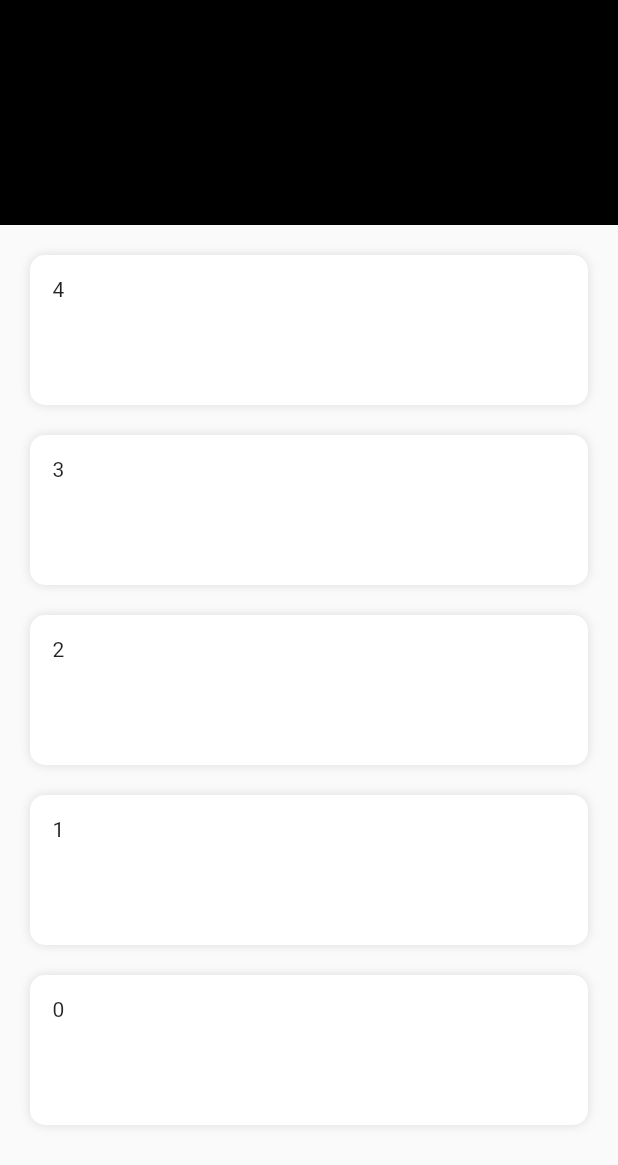
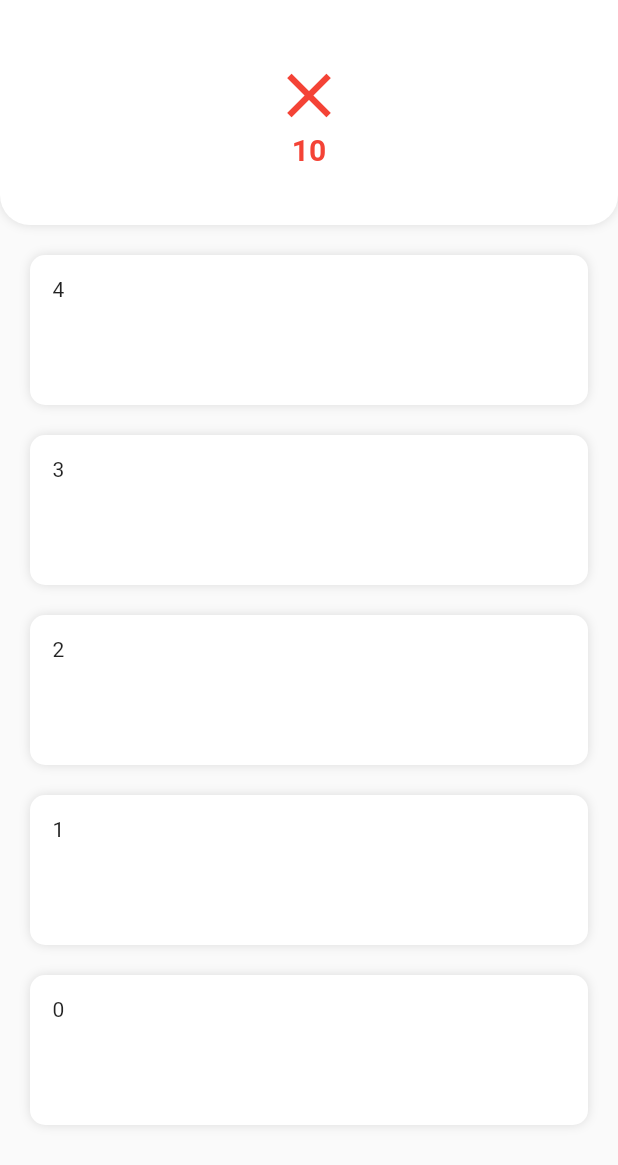
Before and after one commit to CodmingOut/SecretProjectApp, a Flutter app: the screen it shows after launch, on a phone screen of 412 x 824 dp. Shown: the top 1165 px of the screen. Run offline on Flutter 3.47's test engine with Material 2 defaults, Android fonts, the phone set to English and light mode, and no system bars.

```diff
--- a/secretprojectapp/lib/pages/home_page.dart
+++ b/secretprojectapp/lib/pages/home_page.dart
@@ -20,7 +20,7 @@ class _HomePageState extends State<HomePage> {
 
   void _listenStream(Stream<String> stream) {
     stream.listen((data) {
-      _listItems.insert(0, _buildItem(data));
+      _listItems.insert(0, _VirusItemUnit(data: data));
       if(_listKey.currentState == null) return;
       _listKey.currentState.insertItem(0);
     });
@@ -34,8 +34,44 @@ class _HomePageState extends State<HomePage> {
           child: Column(
             children: [
               Container(
-                color: Colors.black,
+                decoration: BoxDecoration(
+                  color: Colors.white,
+                  borderRadius: BorderRadius.only(bottomLeft: Radius.circular(20), bottomRight: Radius.circular(20)),
+                  boxShadow: [
+                    BoxShadow(
+                      blurRadius: 5,
+                      color: Colors.black12
+                    )
+                  ]
+                ),
                 height: 150,
+                child: ClipRRect(
+                  borderRadius: BorderRadius.only(bottomLeft: Radius.circular(20), bottomRight: Radius.circular(20)),
+                  child: Material(
+                    type: MaterialType.transparency,
+                    child: InkWell(
+                      child: Row(
+                        mainAxisAlignment: MainAxisAlignment.spaceEvenly,
+                        children: [
+                          Column(
+                            mainAxisAlignment: MainAxisAlignment.center,
+                            children: [
+                              Icon(Icons.close, color: Colors.red, size: 50),
+                              Text('10',
+                                style: TextStyle(
+                                  fontWeight: FontWeight.bold,
+                                  color: Colors.red,
+                                  fontSize: 20
+                                )
+                              )
+                            ],
+                          )
+                        ],
+                      ),
+                      onTap: () {},
+                    )
+                  ),
+                )
               ),
               Expanded(
                 child: Container(
@@ -64,7 +100,22 @@ class _HomePageState extends State<HomePage> {
     );
   }
 
-  Widget _buildItem(String data) {
+
+}
+
+class _VirusItemUnit extends StatelessWidget {
+  String _data;
+
+  _VirusItemUnit({
+    Key key,
+    @required String data
+  })
+  : assert(data != null),
+    this._data = data,
+    super(key: key);
+
+  @override
+  Widget build(BuildContext context) {
     return GestureDetector(
       child: Container(
         height: 100,
@@ -84,7 +135,7 @@ class _HomePageState extends State<HomePage> {
           child: Container(
             height: 150,
             padding: EdgeInsets.all(15),
-            child: Text(data)
+            child: Text(_data)
           )
         )
       ),
```
